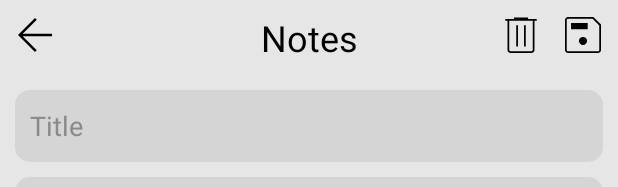
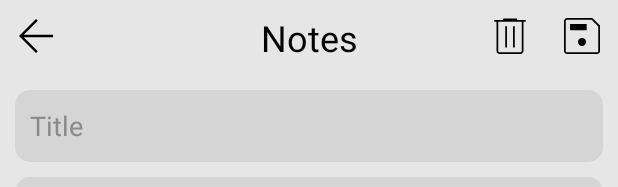
Before and after one commit to VitaliyMkhchyan/Notes, an Android app: the layout activity_note.xml on its own in the app's theme, with its tools: preview values and no code run, on a phone screen of 412 x 824 dp. Shown: the top 187 px of the screen. Run offline under Robolectric (Android 15) with nearby library versions, the phone set to English and light mode, and no system bars.

Commit message:
Добавлена функция поиска и изменены размеры значков

```diff
--- a/app/src/main/res/drawable/ic_create_note.xml
+++ b/app/src/main/res/drawable/ic_create_note.xml
@@ -1,6 +1,6 @@
 <vector xmlns:android="http://schemas.android.com/apk/res/android"
-    android:width="48dp"
-    android:height="48dp"
+    android:width="36dp"
+    android:height="36dp"
     android:viewportWidth="960"
     android:viewportHeight="960">
   <path
--- /dev/null
+++ b/app/src/main/res/drawable/ic_search.xml
@@ -0,0 +1,4 @@
+<vector android:height="36dp" android:viewportHeight="960"
+    android:viewportWidth="960" android:width="36dp" xmlns:android="http://schemas.android.com/apk/res/android">
+    <path android:fillColor="#FF000000" android:pathData="M785.23,805.92 L529.15,549.85q-29.7,26.83 -69.26,40.91 -39.56,14.09 -79.58,14.09 -95.58,0 -161.79,-66.03 -66.21,-66.03 -66.21,-161 0,-94.97 66.03,-161.13t160.94,-66.15q94.91,0 161.51,66.07 66.6,66.07 66.6,160.96 0,41.21 -14.77,80.82 -14.77,39.62 -41.23,69.23l256.31,255.08 -22.46,23.23ZM380.08,574.08q82.66,0 139.6,-56.73 56.94,-56.73 56.94,-139.65t-56.94,-139.65q-56.94,-56.73 -139.6,-56.73 -82.85,0 -139.93,56.73 -57.07,56.73 -57.07,139.65t57.07,139.65q57.07,56.73 139.93,56.73Z"/>
+</vector>
--- a/app/src/main/res/layout/activity_note.xml
+++ b/app/src/main/res/layout/activity_note.xml
@@ -17,23 +17,19 @@
 
         <ImageButton
             android:id="@+id/btn_save"
-            android:layout_width="36dp"
-            android:layout_height="36dp"
-            android:layout_marginTop="5dp"
-            android:layout_marginEnd="5dp"
+            android:layout_width="48dp"
+            android:layout_height="48dp"
             android:background="@drawable/btn_press"
             android:contentDescription="@string/app_name"
             android:src="@drawable/ic_save_note"
             app:layout_constraintEnd_toEndOf="parent"
             app:layout_constraintTop_toTopOf="parent"
-            tools:ignore="s"/>
+            tools:ignore="s" />
 
         <ImageButton
             android:id="@+id/btn_delete"
-            android:layout_width="36dp"
-            android:layout_height="36dp"
-            android:layout_marginTop="5dp"
-            android:layout_marginEnd="5dp"
+            android:layout_width="48dp"
+            android:layout_height="48dp"
             android:background="@drawable/btn_press"
             android:contentDescription="@string/app_name"
             android:src="@drawable/ic_delete_note"
@@ -42,10 +38,8 @@
 
         <ImageButton
             android:id="@+id/btn_back"
-            android:layout_width="36dp"
-            android:layout_height="36dp"
-            android:layout_marginStart="5dp"
-            android:layout_marginTop="5dp"
+            android:layout_width="48dp"
+            android:layout_height="48dp"
             android:background="@drawable/btn_press"
             android:contentDescription="@string/app_name"
             android:src="@drawable/ic_back"
@@ -53,7 +47,7 @@
             app:layout_constraintTop_toTopOf="parent" />
 
         <TextView
-            android:id="@+id/title"
+            android:id="@+id/title_"
             android:layout_width="wrap_content"
             android:layout_height="wrap_content"
             android:text="@string/app_name"
--- a/app/src/main/res/layout/item_note_model.xml
+++ b/app/src/main/res/layout/item_note_model.xml
@@ -23,7 +23,7 @@
             android:padding="5dp">
 
             <TextView
-                android:id="@+id/title"
+                android:id="@+id/title_"
                 android:layout_width="match_parent"
                 android:layout_height="wrap_content"
                 android:text="@string/hint_title"
--- a/app/src/main/res/values/strings.xml
+++ b/app/src/main/res/values/strings.xml
@@ -1,6 +1,8 @@
 <resources>
     <string name="app_name">Notes</string>
+    <string name="hint_btn">btn</string>
     <string name="hint_title">Title</string>
     <string name="hint_desc">Description</string>
     <string name="hint_date">Date and Time</string>
+    <string name="hint_search">Enter a note…</string>
 </resources>
```
Also changed, not shown: app/src/main/java/com/vitaliy/notes/Adapters/NoteAdapter.java (+9 -2 lines), app/src/main/java/com/vitaliy/notes/MainActivity.java (+45 -1 lines), app/src/main/res/layout/activity_main.xml (+33 -4 lines).
